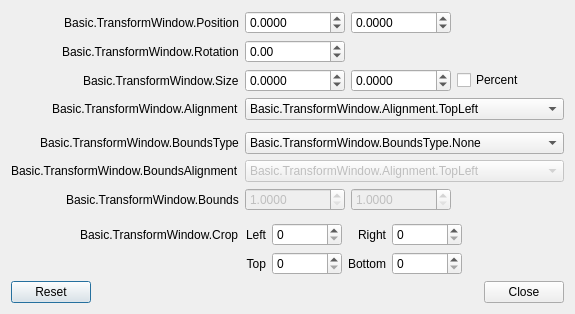
WizardCM/obs-studio, file UI/forms/OBSBasicTransform.ui: the form before one commit.
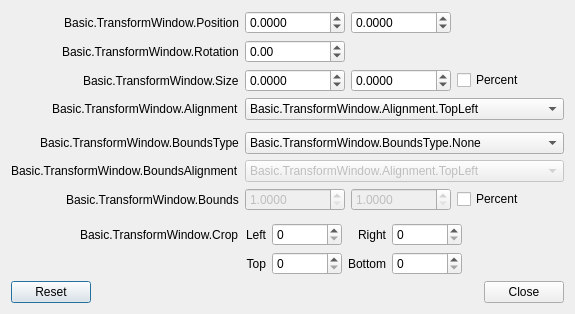
The form after the commit.

Commit message:
UI: Add toggle for transforming bounds in percent
Based on the size of the source

```diff
--- a/UI/forms/OBSBasicTransform.ui
+++ b/UI/forms/OBSBasicTransform.ui
@@ -526,6 +526,16 @@
           </property>
          </widget>
         </item>
+        <item>
+         <widget class="QCheckBox" name="boundsPercent">
+          <property name="text">
+           <string>Percent</string>
+          </property>
+          <property name="checked">
+           <bool>false</bool>
+          </property>
+         </widget>
+        </item>
        </layout>
       </widget>
      </item>
```
The commit also changes 2 other files.
